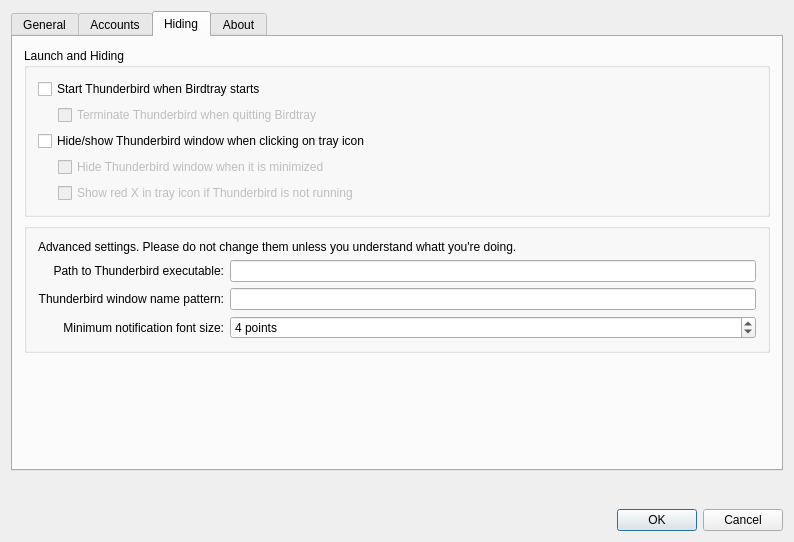
Before: the Qt Designer form src/dialogsettings.ui in gyunaev/birdtray, drawn with Qt 5.
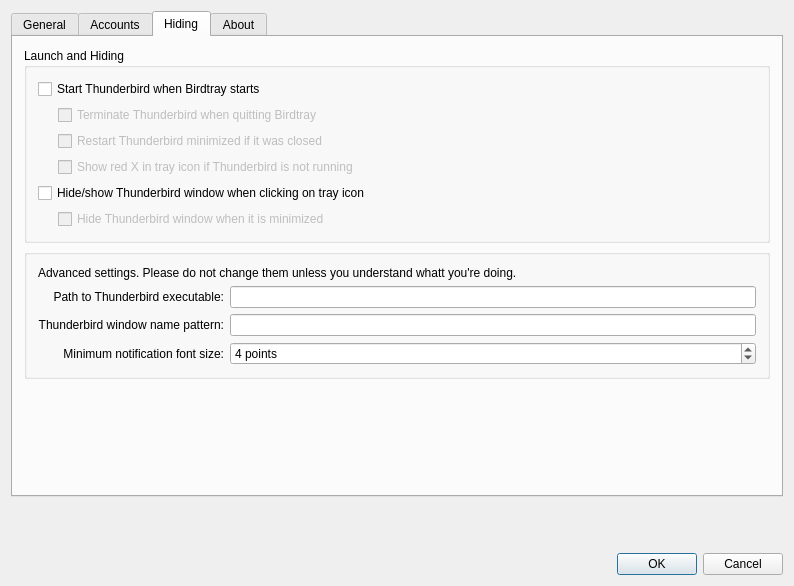
After: the same form once the commit is applied. The open tabs and pages were chosen to show the change. Icons and pictures are not drawn. Custom widgets are drawn as their Qt base class.

Commit message: Added option to automatically restart closed Thunderbird. Changed from monitoring Thunderbird window to process monitoring.

What changed in the file:
```diff
--- a/src/dialogsettings.ui
+++ b/src/dialogsettings.ui
@@ -7,7 +7,7 @@
     <x>0</x>
     <y>0</y>
     <width>794</width>
-    <height>542</height>
+    <height>586</height>
    </rect>
   </property>
   <property name="windowTitle">
@@ -311,9 +311,9 @@
            </widget>
           </item>
           <item>
-           <layout class="QHBoxLayout" name="horizontalLayout_5">
+           <layout class="QHBoxLayout" name="horizontalLayout_6">
             <item>
-             <spacer name="horizontalSpacer_3">
+             <spacer name="horizontalSpacer_4">
               <property name="orientation">
                <enum>Qt::Horizontal</enum>
               </property>
@@ -340,6 +340,66 @@
             </item>
            </layout>
           </item>
+          <item>
+           <layout class="QHBoxLayout" name="horizontalLayout_5">
+            <item>
+             <spacer name="horizontalSpacer_3">
+              <property name="orientation">
+               <enum>Qt::Horizontal</enum>
+              </property>
+              <property name="sizeType">
+               <enum>QSizePolicy::Fixed</enum>
+              </property>
+              <property name="sizeHint" stdset="0">
+               <size>
+                <width>20</width>
+                <height>20</height>
+               </size>
+              </property>
+             </spacer>
+            </item>
+            <item>
+             <widget class="QCheckBox" name="boxRestartThunderbird">
+              <property name="enabled">
+               <bool>false</bool>
+              </property>
+              <property name="text">
+               <string>Restart Thunderbird minimized if it was closed</string>
+              </property>
+             </widget>
+            </item>
+           </layout>
+          </item>
+          <item>
+           <layout class="QHBoxLayout" name="horizontalLayout_4">
+            <item>
+             <spacer name="horizontalSpacer_2">
+              <property name="orientation">
+               <enum>Qt::Horizontal</enum>
+              </property>
+              <property name="sizeType">
+               <enum>QSizePolicy::Fixed</enum>
+              </property>
+              <property name="sizeHint" stdset="0">
+               <size>
+                <width>20</width>
+                <height>20</height>
+               </size>
+              </property>
+             </spacer>
+            </item>
+            <item>
+             <widget class="QCheckBox" name="boxMonitorThunderbirdWindow">
+              <property name="enabled">
+               <bool>false</bool>
+              </property>
+              <property name="text">
+               <string>Show red X in tray icon if Thunderbird is not running</string>
+              </property>
+             </widget>
+            </item>
+           </layout>
+          </item>
           <item>
            <widget class="QCheckBox" name="boxShowHideThunderbird">
             <property name="text">
@@ -377,36 +437,6 @@
             </item>
            </layout>
           </item>
-          <item>
-           <layout class="QHBoxLayout" name="horizontalLayout_4">
-            <item>
-             <spacer name="horizontalSpacer_2">
-              <property name="orientation">
-               <enum>Qt::Horizontal</enum>
-              </property>
-              <property name="sizeType">
-               <enum>QSizePolicy::Fixed</enum>
-              </property>
-              <property name="sizeHint" stdset="0">
-               <size>
-                <width>20</width>
-                <height>20</height>
-               </size>
-              </property>
-             </spacer>
-            </item>
-            <item>
-             <widget class="QCheckBox" name="boxMonitorThunderbirdWindow">
-              <property name="enabled">
-               <bool>false</bool>
-              </property>
-              <property name="text">
-               <string>Show red X in tray icon if Thunderbird is not running</string>
-              </property>
-             </widget>
-            </item>
-           </layout>
-          </item>
          </layout>
         </widget>
        </item>
@@ -508,6 +538,19 @@
      </widget>
     </widget>
    </item>
+   <item>
+    <spacer name="verticalSpacer_5">
+     <property name="orientation">
+      <enum>Qt::Vertical</enum>
+     </property>
+     <property name="sizeHint" stdset="0">
+      <size>
+       <width>20</width>
+       <height>40</height>
+      </size>
+     </property>
+    </spacer>
+   </item>
    <item>
     <spacer name="verticalSpacer">
      <property name="orientation">
```
Left out of the diff: 44 changed lines with no effect on the pictures. The commit also changes 6 other files.
